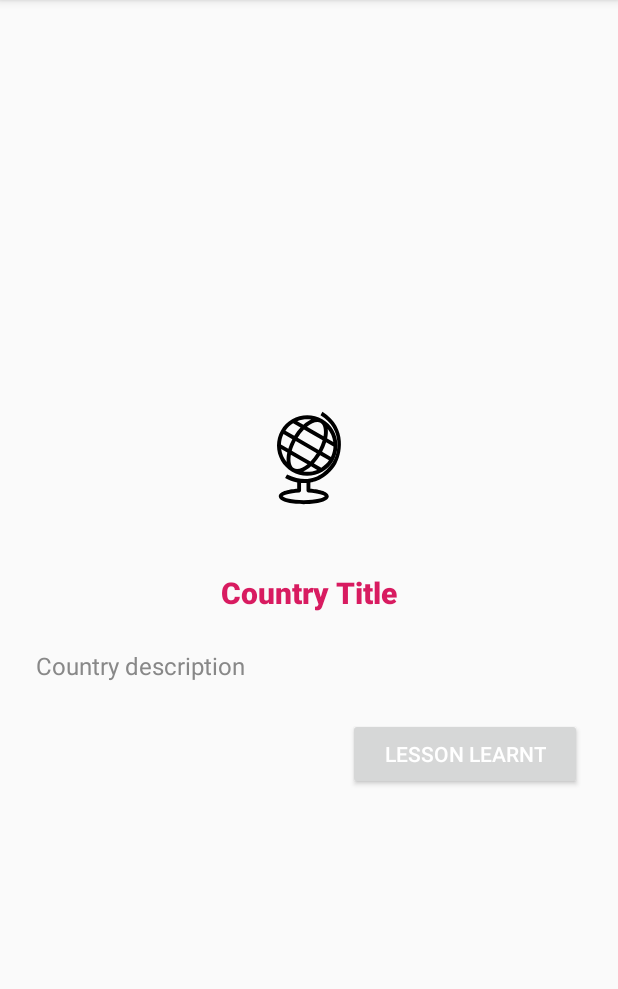
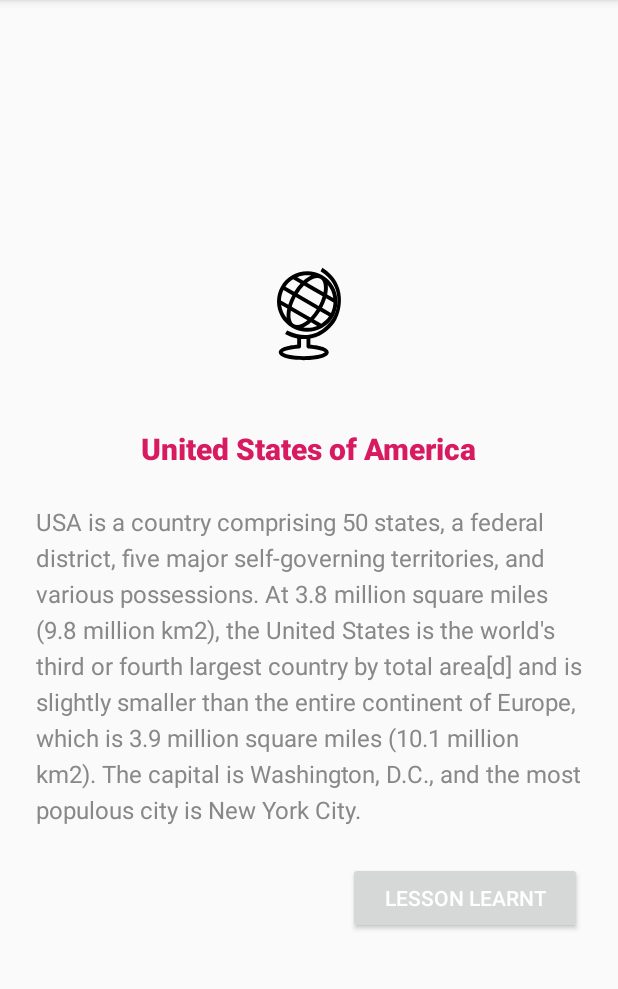
Before and after one commit to dwatherton/Android-Resources-Basics, an Android app: the screen it shows after launch (MainActivity), on a phone screen of 412 x 824 dp, the part 84-1073 px from its top. Run offline under Robolectric (Android 15) with nearby library versions, the phone set to English and light mode, and no system bars.

Commit message:
TODO 3: Replaced hardcoded strings with string resources.

```diff
--- a/app/src/main/res/layout/activity_main.xml
+++ b/app/src/main/res/layout/activity_main.xml
@@ -20,7 +20,7 @@
             android:layout_width="wrap_content"
             android:layout_height="wrap_content"
             android:onClick="onLessonLearntClicked"
-            android:text="lesson learnt"
+            android:text="@string/lesson_learnt_label"
             app:layout_constraintBottom_toBottomOf="parent"
             app:layout_constraintEnd_toEndOf="parent"
             app:layout_constraintTop_toBottomOf="@+id/country_description_text" />
@@ -45,7 +45,7 @@
             android:layout_width="wrap_content"
             android:layout_height="wrap_content"
             android:layout_marginBottom="@dimen/descriptionMarginBottom"
-            android:text="Country description"
+            android:text="@string/country_description"
             app:layout_constraintBottom_toTopOf="@+id/lesson_learnt_button"
             app:layout_constraintStart_toStartOf="parent"
             app:layout_constraintTop_toBottomOf="@+id/country_title_text" />
@@ -56,7 +56,7 @@
             android:layout_width="wrap_content"
             android:layout_height="wrap_content"
             android:layout_marginBottom="@dimen/titleMarginBottom"
-            android:text="Country Title"
+            android:text="@string/country_title"
             app:layout_constraintBottom_toTopOf="@+id/country_description_text"
             app:layout_constraintEnd_toEndOf="parent"
             app:layout_constraintHorizontal_chainStyle="packed"
--- a/app/src/main/res/values/strings.xml
+++ b/app/src/main/res/values/strings.xml
@@ -2,4 +2,6 @@
     <string name="app_name" translatable="false">Geography Lesson</string>
     <string name="lesson_learnt_label">lesson learnt</string>
     <string name="congrats_text">Congratulations. Now, enjoy your free time.</string>
+    <string name="country_description">USA is a country comprising 50 states, a federal district, five major self-governing territories, and various possessions. At 3.8 million square miles (9.8 million km2), the United States is the world\'s third or fourth largest country by total area[d] and is slightly smaller than the entire continent of Europe, which is 3.9 million square miles (10.1 million km2). The capital is Washington, D.C., and the most populous city is New York City.</string>
+    <string name="country_title">United States of America</string>
 </resources>
```
